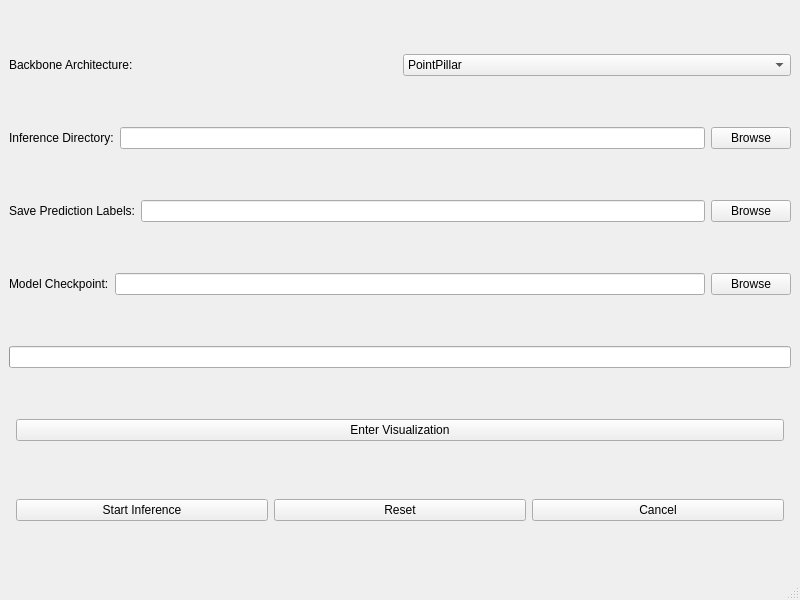
First picture: the form in labelCloud/labelCloud/resources/interfaces/inference_interface.ui, repository WindowsPointCloud/PointCloudSystem, before the edit.
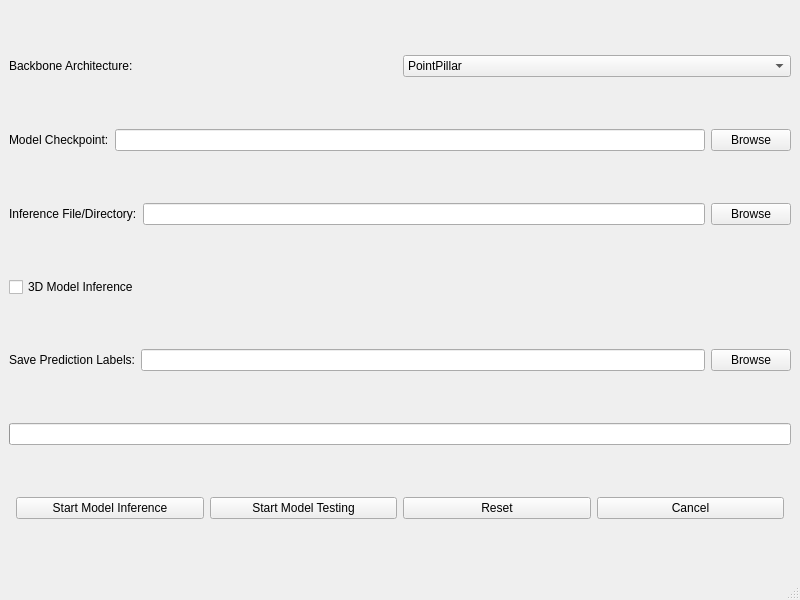
Second picture: the form after the edit.

What changed in the file:
```diff
--- a/labelCloud/labelCloud/resources/interfaces/inference_interface.ui
+++ b/labelCloud/labelCloud/resources/interfaces/inference_interface.ui
@@ -50,19 +50,19 @@
 
     <!-- Inference Directory -->
     <item>
-     <layout class="QHBoxLayout" name="horizontalLayout_inferenceDir">
+     <layout class="QHBoxLayout" name="horizontalLayout_modelCheckpoint">
       <item>
-       <widget class="QLabel" name="inferenceDirLabel">
+       <widget class="QLabel" name="modelCheckpointLabel">
         <property name="text">
-         <string>Inference Directory:</string>
+         <string>Model Checkpoint:</string>
         </property>
        </widget>
       </item>
       <item>
-       <widget class="QLineEdit" name="inferenceDirLineEdit"/>
+       <widget class="QLineEdit" name="modelCheckpointLineEdit"/>
       </item>
       <item>
-       <widget class="QPushButton" name="browseInferenceDirButton">
+       <widget class="QPushButton" name="browseModelCheckpointButton">
         <property name="text">
          <string>Browse</string>
         </property>
@@ -71,6 +71,52 @@
      </layout>
     </item>
 
+    <!-- Inference File/Directory (Edited label) -->
+    <item>
+     <layout class="QHBoxLayout" name="horizontalLayout_inferenceFile">
+      <item>
+       <widget class="QLabel" name="inferenceFileLabel">
+        <property name="text">
+         <string>Inference File/Directory:</string>
+        </property>
+       </widget>
+      </item>
+      <item>
+       <widget class="QLineEdit" name="inferenceFileLineEdit"/>
+      </item>
+      <item>
+       <widget class="QPushButton" name="browseInferenceFileButton">
+        <property name="text">
+         <string>Browse</string>
+        </property>
+       </widget>
+      </item>
+     </layout>
+    </item>
+
+    <!-- Checkbox for 2D or 3D -->
+    <item>
+     <layout class="QHBoxLayout" name="horizontalLayout_2D3DCheckBox">
+      <item>
+       <widget class="QCheckBox" name="is2DCheckBox">
+        <property name="text">
+         <string>3D Model Inference</string>
+        </property>
+       </widget>
+      </item>
+      <item>
+       <spacer name="horizontalSpacer_5">
+        <property name="orientation">
+         <enum>Qt::Horizontal</enum>
+        </property>
+        <property name="sizeType">
+         <enum>QSizePolicy::Expanding</enum>
+        </property>
+       </spacer>
+      </item>
+     </layout>
+    </item>
+
     <!-- Save Prediction Labels -->
     <item>
      <layout class="QHBoxLayout" name="horizontalLayout_savePredictions">
@@ -94,29 +140,6 @@
      </layout>
     </item>
 
-    <!-- Model Checkpoint -->
-    <item>
-     <layout class="QHBoxLayout" name="horizontalLayout_modelCheckpoint">
-      <item>
-       <widget class="QLabel" name="modelCheckpointLabel">
-        <property name="text">
-         <string>Model Checkpoint:</string>
-        </property>
-       </widget>
-      </item>
-      <item>
-       <widget class="QLineEdit" name="modelCheckpointLineEdit"/>
-      </item>
-      <item>
-       <widget class="QPushButton" name="browseModelCheckpointButton">
-        <property name="text">
-         <string>Browse</string>
-        </property>
-       </widget>
-      </item>
-     </layout>
-    </item>
-
     <!-- Progress Bar -->
     <item>
      <layout class="QHBoxLayout" name="horizontalLayout_progressBar">
@@ -126,51 +149,6 @@
      </layout>
     </item>
 
-    <!-- Visualization Button -->
-    <item>
-     <layout class="QHBoxLayout" name="horizontalLayout_visualization">
-      <item>
-       <spacer name="horizontalSpacer_1">
-        <property name="orientation">
-         <enum>Qt::Horizontal</enum>
-        </property>
-        <property name="sizeType">
-         <enum>QSizePolicy::Expanding</enum>
-        </property>
-       </spacer>
-      </item>
-      <item>
-       <widget class="QPushButton" name="visualizationButton">
-        <property name="text">
-         <string>Enter Visualization</string>
-        </property>
-       </widget>
-      </item>
-      <item>
-       <spacer name="horizontalSpacer_2">
-        <property name="orientation">
-         <enum>Qt::Horizontal</enum>
-        </property>
-        <property name="sizeType">
-         <enum>QSizePolicy::Expanding</enum>
-        </property>
-       </spacer>
-      </item>
-     </layout>
-    </item>
-
-    <!-- Spacer to push buttons to the bottom -->
-    <item>
-     <spacer name="verticalSpacer">
-      <property name="orientation">
-       <enum>Qt::Vertical</enum>
-      </property>
-      <property name="sizeType">
-       <enum>QSizePolicy::Expanding</enum>
-      </property>
-     </spacer>
-    </item>
-
     <!-- Buttons at the bottom -->
     <item>
      <layout class="QHBoxLayout" name="horizontalLayout_buttons">
@@ -187,7 +165,14 @@
       <item>
        <widget class="QPushButton" name="startInferenceButton">
         <property name="text">
-         <string>Start Inference</string>
+         <string>Start Model Inference</string>
+        </property>
+       </widget>
+      </item>
+      <item>
+       <widget class="QPushButton" name="startTestingButton">
+        <property name="text">
+         <string>Start Model Testing</string>
         </property>
        </widget>
       </item>
```
Left out of the diff: 3 changed lines with no effect on the pictures.
